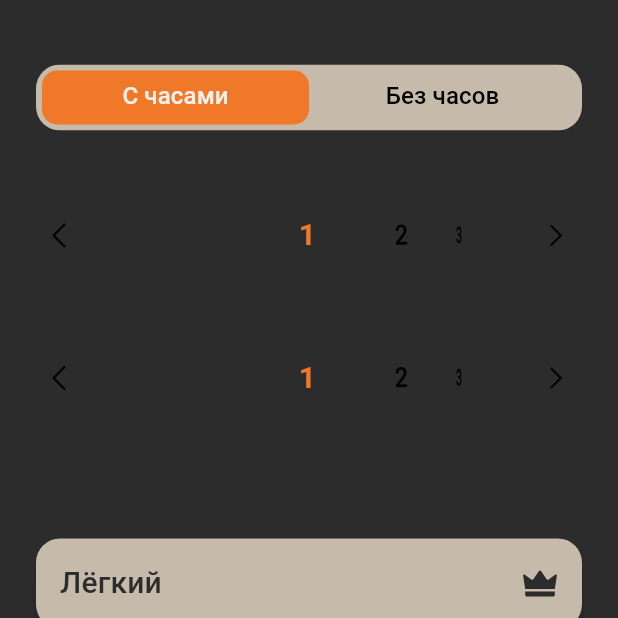
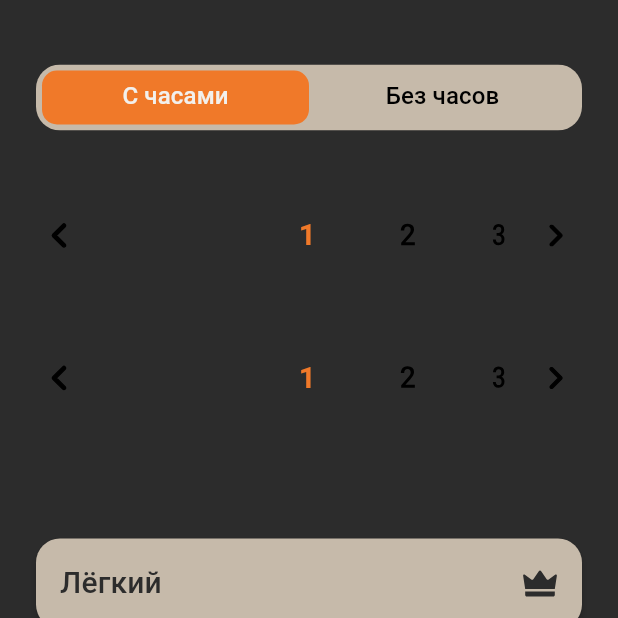
Before and after one commit to Student-Labs-2024/aurora_chess, a Flutter app: the screen it shows after launch, after a tap on "Локальная игра", on a phone screen of 412 x 824 dp, the part 618-1236 px from its top. Run offline on Flutter 3.47's test engine with Material 3 defaults, Android fonts, the phone set to English and light mode, and no system bars; drawn by our look-alikes of wheel_chooser; our stand-ins replace flutter_svg.

Commit message:
refactor: стелки возле карусели выбора времени заменены на большие

```diff
--- a/lib/views/components/chose_time_carousel.dart
+++ b/lib/views/components/chose_time_carousel.dart
@@ -69,7 +69,7 @@ class _ChoseTimeCarouselState extends State<ChoseTimeCarousel> {
                     }
                   },
                   icon: SvgPicture.asset(
-                    "assets/images/icons/left_small_arrow_icon.svg",
+                    "assets/images/icons/left_big_arrow_icon.svg",
                     color: scheme.onTertiary,
                   )
                 ),
@@ -80,6 +80,7 @@ class _ChoseTimeCarouselState extends State<ChoseTimeCarousel> {
                   horizontal: true,
                   listHeight: height,
                   itemSize: 65,
+                  perspective: 0.001,
                   onValueChanged: widget.onChanged,
                   datas: widget.values,
                   startPosition: initPosition,
@@ -108,7 +109,7 @@ class _ChoseTimeCarouselState extends State<ChoseTimeCarousel> {
                     }
                   },
                   icon: SvgPicture.asset(
-                    "assets/images/icons/right_small_arrow_icon.svg",
+                    "assets/images/icons/right_big_arrow_icon.svg",
                     color: scheme.onTertiary,
                   )
                 ),
```
Also changed, not shown: assets/images/icons/right_big_arrow_icon.svg (added).
